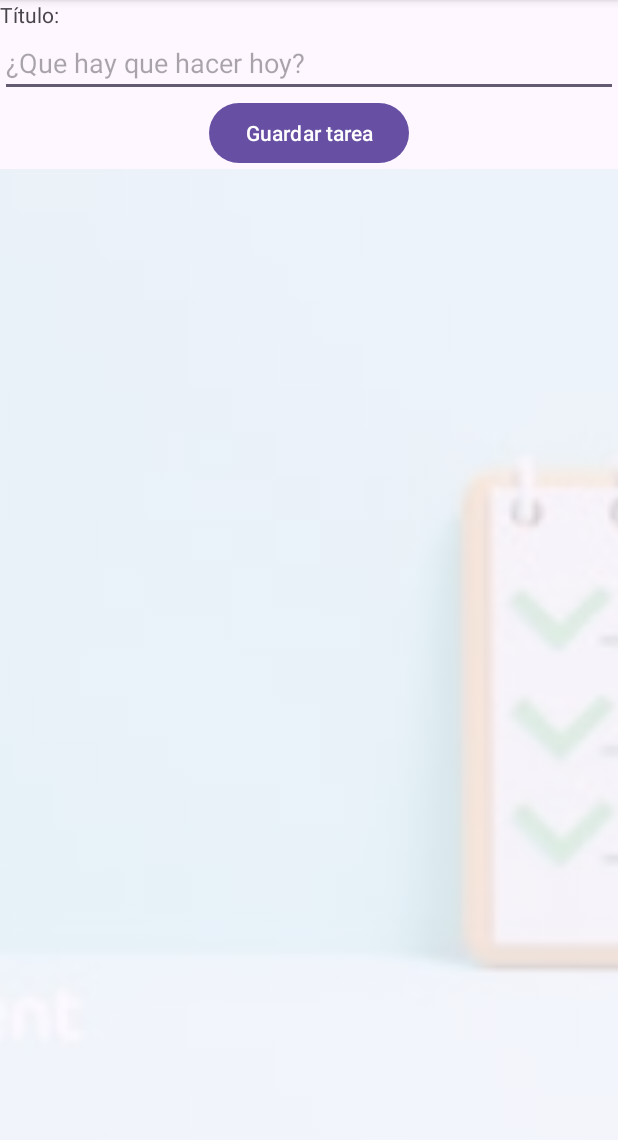
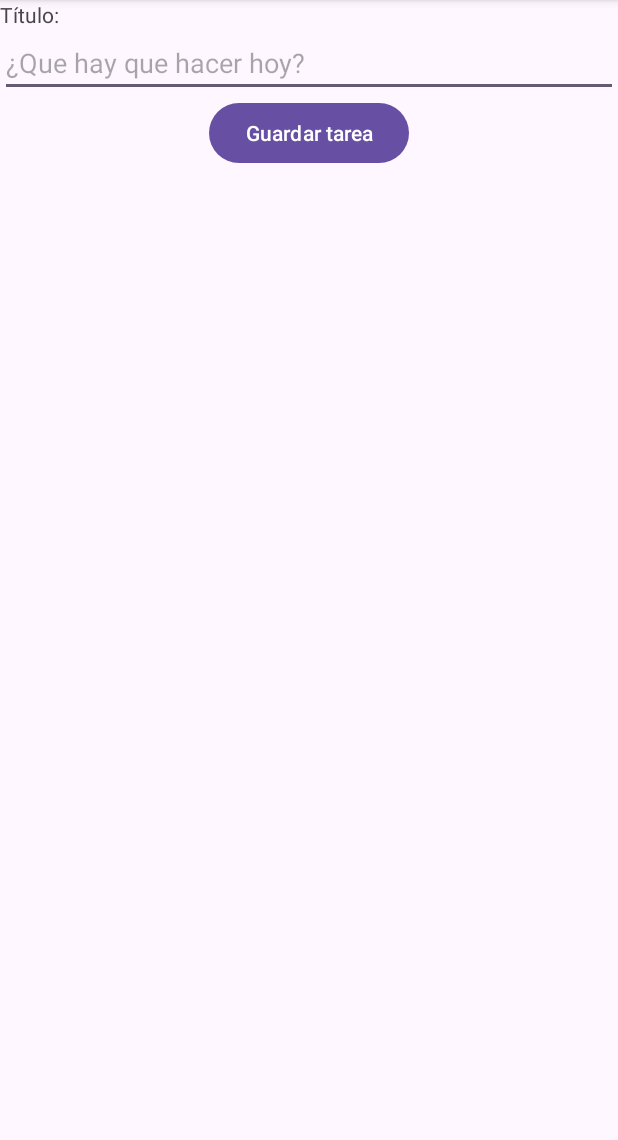
Before and after one commit to dannygob/ListaDeTareas, an Android app: the TaskActivity screen opened directly, with no data from a screen before it, on a phone screen of 412 x 824 dp, the part 96-1236 px from its top. Run offline under Robolectric (Android 15) with nearby library versions, the phone set to English and light mode, and no system bars; 1 statement that could not run was skipped.

Commit message:
add image watermark problem whit title

```diff
--- a/app/src/main/res/layout/activity_task.xml
+++ b/app/src/main/res/layout/activity_task.xml
@@ -25,11 +25,11 @@
         android:layout_height="wrap_content"
         android:text="Guardar tarea"
         android:layout_gravity="center_horizontal"/>
-    <ImageView
-        android:layout_width="match_parent"
-        android:layout_height="match_parent"
-        android:src="?attr/watermark"
-        android:scaleType="centerCrop"
-        android:alpha="0.2"/>
+<!--    <ImageView-->
+<!--        android:layout_width="match_parent"-->
+<!--        android:layout_height="match_parent"-->
+<!--        android:src="?attr/watermark"-->
+<!--        android:scaleType="center"-->
+<!--        android:alpha="0.2"/>-->
 
 </LinearLayout>
--- a/app/src/main/res/layout/dialog_create_category.xml
+++ b/app/src/main/res/layout/dialog_create_category.xml
@@ -19,7 +19,7 @@
         android:layout_width="match_parent"
         android:layout_height="match_parent"
         android:src="?attr/watermark"
-        android:scaleType="centerCrop"
+        android:scaleType="center"
         android:alpha="0.2"/>
 
 </LinearLayout>
--- a/app/src/main/res/layout/item_category.xml
+++ b/app/src/main/res/layout/item_category.xml
@@ -32,7 +32,7 @@
         android:layout_width="match_parent"
         android:layout_height="match_parent"
         android:src="?attr/watermark"
-        android:scaleType="centerCrop"
+        android:scaleType="center"
         android:alpha="0.2"/>
 
 </LinearLayout>
--- a/app/src/main/res/values/themes.xml
+++ b/app/src/main/res/values/themes.xml
@@ -4,9 +4,10 @@
 
         <item name="watermark">@drawable/watermark</item> <!-- Para tema claro -->
 
+
         <!-- Customize your light theme here. -->
         <!-- <item name="colorPrimary">@color/my_light_primary</item> -->
     </style>
+    <style name="Theme.ListaDeTareas" parent="Base.Theme.ListaDeTareas" />
 
-    <style name="Theme.ListaDeTareas" parent="Base.Theme.ListaDeTareas" />
 </resources>
```
Also changed, not shown: app/src/main/res/layout/activity_main.xml (+6 -6 lines), app/src/main/res/layout/activity_task_list.xml (+6 -6 lines), app/src/main/res/layout/item_task.xml (+4 -3 lines).
